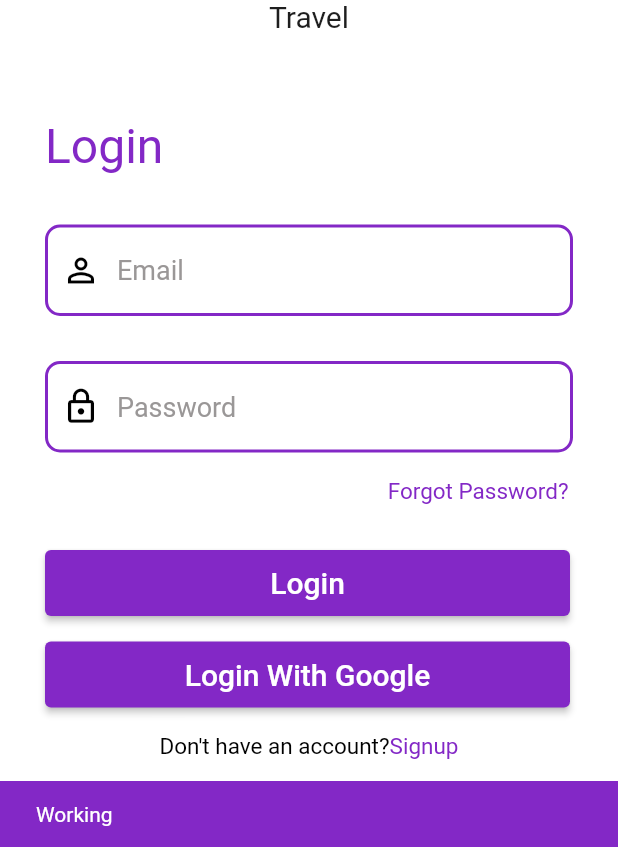
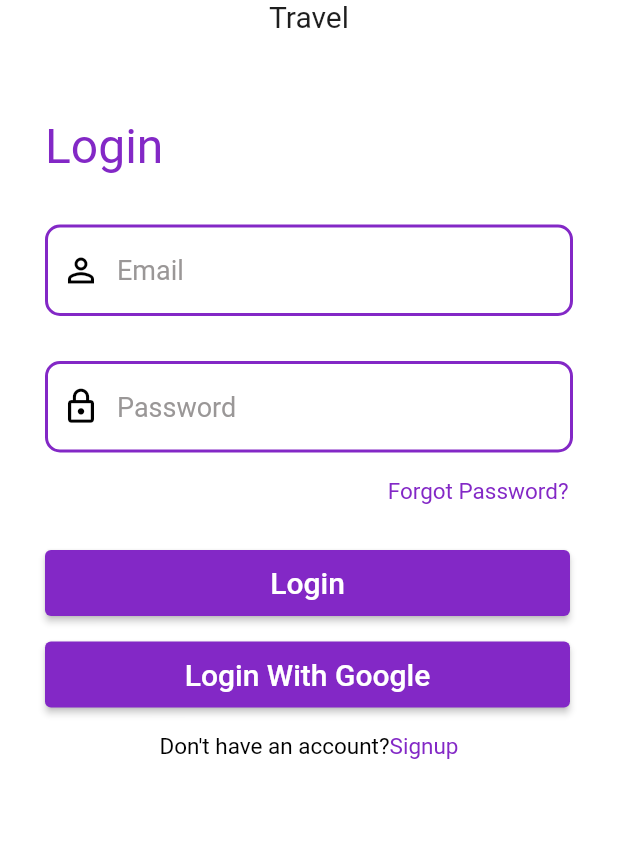
Before and after one commit to Sijaann/FlyWay-Travel, a Flutter app: the screen it shows after launch, after a tap on "Signup", on a phone screen of 412 x 824 dp, the part 389-1236 px from its top. Run offline on Flutter 3.47's test engine with Material 2 defaults, Android fonts, the phone set to English and light mode, and no system bars; our stand-ins replace google_fonts.

Commit message:
first commit

```diff
--- a/lib/screens/login.dart
+++ b/lib/screens/login.dart
@@ -154,14 +154,14 @@ class _LoginState extends State<Login> {
               //Signup TEXTBUTTON
               GestureDetector(
                 onTap: () {
-                  final snackBar = SnackBar(
-                    backgroundColor: AppColors.primaryColor,
-                    content: const Text('Working'),
-                  );
+                  // final snackBar = SnackBar(
+                  //   backgroundColor: AppColors.primaryColor,
+                  //   content: const Text('Working'),
+                  // );
 
-                  // Find the ScaffoldMessenger in the widget tree
-                  // and use it to show a SnackBar.
-                  ScaffoldMessenger.of(context).showSnackBar(snackBar);
+                  // // Find the ScaffoldMessenger in the widget tree
+                  // // and use it to show a SnackBar.
+                  // ScaffoldMessenger.of(context).showSnackBar(snackBar);
                 },
                 child: Text(
                   "Signup",
```
